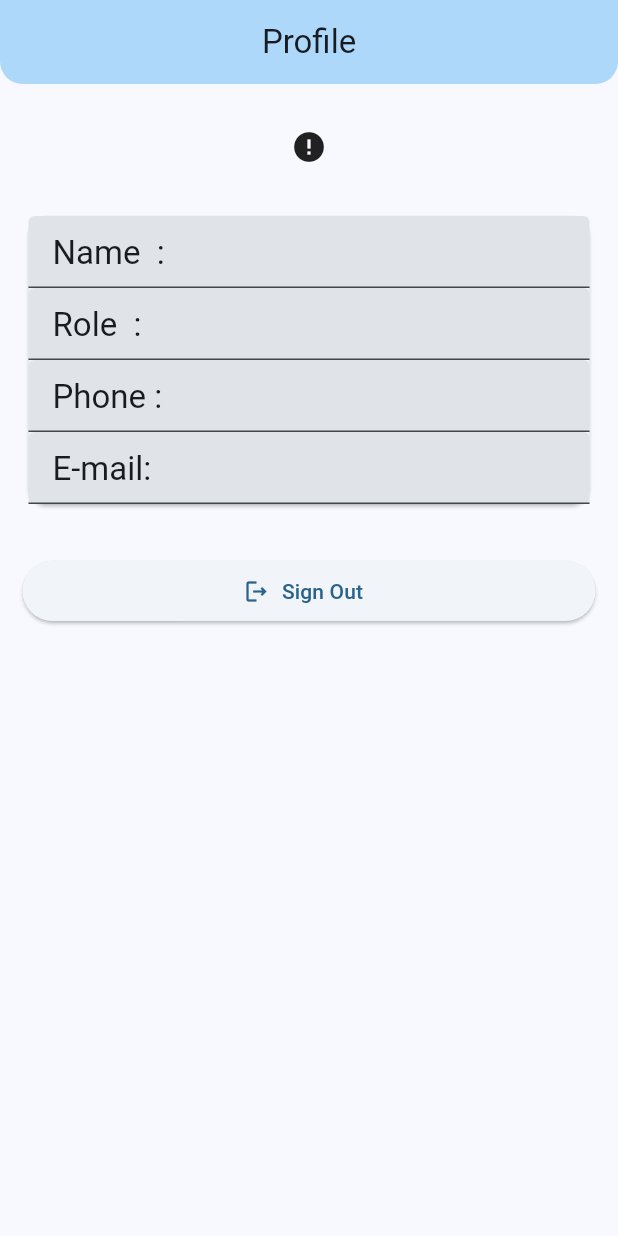
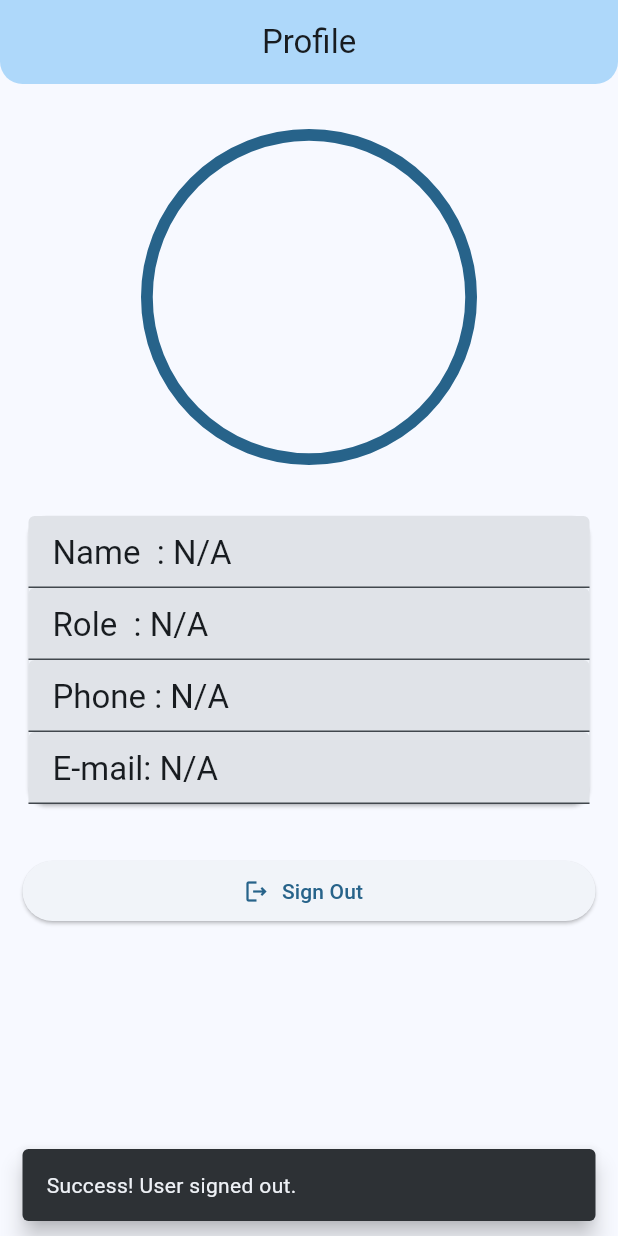
Before and after one commit to metaspook/su_research_and_thesis_book, a Flutter app: the ProfilePage screen opened by its route, after a tap on "Sign Out", on a phone screen of 412 x 824 dp. Run offline on Flutter 3.47's test engine with Material 2 defaults, Android fonts, the phone set to English and light mode, and no system bars; drawn by our look-alikes of cached_network_image; our stand-ins replace bloc, connectivity_plus, equatable, file_picker, firebase_auth, firebase_core and 8 more; missing offline and left inert: flutter_cached_pdfview; accounts and stored records are empty; generated files the repository leaves out were written again; Roboto replaces fonts that are missing (Ubuntu); key blocks and very long unbroken strings in the code were emptied for the run.

Commit message:
update cubit app, repo auth, user

```diff
--- a/lib/app/cubit/app_cubit.dart
+++ b/lib/app/cubit/app_cubit.dart
@@ -11,17 +11,10 @@ class AppCubit extends Cubit<AppState> {
   AppCubit({required AuthRepo authRepo, required AppUserRepo appUserRepo})
       : _authRepo = authRepo,
         _appUserRepo = appUserRepo,
-        super(const AppState());
-
-  final AuthRepo _authRepo;
-  final AppUserRepo _appUserRepo;
-  late final StreamSubscription<User?> _userSubscription;
-
-  // AuthUser, DBUser, AppUser
-
-  void initAuth() {
-    // Get authUser.
+        super(const AppState()) {
+    //-- Initialize Authentication.
     _userSubscription = _authRepo.userStream.listen((user) async {
+      // Check authUser from stream.
       if (user != null) {
         // Get appUser by authUser's id.
         final appUserRecord = await _appUserRepo.read(user.uid);
@@ -45,6 +38,10 @@ class AppCubit extends Cubit<AppState> {
     });
   }
 
+  final AuthRepo _authRepo;
+  final AppUserRepo _appUserRepo;
+  late final StreamSubscription<User?> _userSubscription;
+
   @override
   Future<void> close() {
     _userSubscription.cancel();
--- a/lib/app/cubit/app_state.dart
+++ b/lib/app/cubit/app_state.dart
@@ -1,17 +1,23 @@
 part of 'app_cubit.dart';
 
-enum AppStatus { authenticated, unauthenticated }
+enum AppStatus {
+  authenticated,
+  unauthenticated;
+
+  bool get isAuthenticated => this == AppStatus.authenticated;
+  bool get isUnauthenticated => this == AppStatus.unauthenticated;
+}
 
 final class AppState extends Equatable {
   const AppState({
     this.status = AppStatus.unauthenticated,
     this.statusMsg = '',
-    this.user,
+    this.user = AppUser.empty,
   });
 
   final AppStatus status;
   final String statusMsg;
-  final AppUser? user;
+  final AppUser user;
 
   AppState copyWith({
     AppStatus? status,
--- a/lib/app/view/app.dart
+++ b/lib/app/view/app.dart
@@ -11,11 +11,10 @@ class App extends StatelessWidget {
 
   @override
   Widget build(BuildContext context) {
-    final router = AppRouter();
     return MultiRepositoryProvider(
       providers: [
         RepositoryProvider<AuthRepo>(
-          create: (context) => const AuthRepo(),
+          create: (context) => AuthRepo(),
         ),
         RepositoryProvider<AppUserRepo>(
           create: (context) => const AppUserRepo(),
@@ -25,24 +24,26 @@ class App extends StatelessWidget {
         create: (context) => AppCubit(
           authRepo: context.read<AuthRepo>(),
           appUserRepo: context.read<AppUserRepo>(),
-        )..initAuth(),
-        child: AppView(router: router),
+        ),
+        child: const AppView(),
       ),
     );
   }
 }
 
 class AppView extends StatelessWidget {
-  const AppView({
-    required this.router,
-    super.key,
-  });
-
-  final AppRouter router;
+  const AppView({super.key});
 
   @override
   Widget build(BuildContext context) {
+    // Configure authentication based router's initialLocation.
+    final isAuthenticated =
+        context.select((AppCubit cubit) => cubit.state.status.isAuthenticated);
+    final initialLocation =
+        isAuthenticated ? AppRouter.home.path : AppRouter.auth.path;
+    final router = AppRouter(initialLocation: initialLocation);
     return MaterialApp.router(
+      title: 'SU Thesis Book',
       debugShowCheckedModeBanner: false,
       theme: AppThemes.light(),
       darkTheme: AppThemes.dark(),
--- a/lib/bootstrap.dart
+++ b/lib/bootstrap.dart
@@ -1,8 +1,8 @@
 import 'dart:async';
 import 'dart:developer';
 
+import 'package:firebase_auth/firebase_auth.dart';
 import 'package:firebase_core/firebase_core.dart';
-import 'package:firebase_database/firebase_database.dart';
 import 'package:flutter/foundation.dart';
 import 'package:flutter/widgets.dart';
 import 'package:hydrated_bloc/hydrated_bloc.dart';
@@ -38,7 +38,7 @@ Future<void> bootstrap(FutureOr<Widget> Function() builder) async {
   await Firebase.initializeApp(
     options: DefaultFirebaseOptions.currentPlatform,
   );
-  FirebaseDatabase.instance.setPersistenceEnabled(true);
+  await FirebaseAuth.instance.authStateChanges().first;
   //-- HydratedBloc config
   HydratedBloc.storage = await HydratedStorage.build(
     storageDirectory: kIsWeb
--- a/lib/modules/auth/sign_in/view/sign_in_view.dart
+++ b/lib/modules/auth/sign_in/view/sign_in_view.dart
@@ -110,8 +110,8 @@ class _SignInViewState extends State<SignInView> {
             // Proceed button
             SignInBlocListener(
               listenWhen: (previous, current) =>
-                  // previous.statusMsg != current.statusMsg,
-                  current.status == SignInStatus.success ||
+                  previous != current &&
+                      current.status == SignInStatus.success ||
                   current.status == SignInStatus.failure,
               listener: (context, state) {
                 final snackBar = SnackBar(
--- a/lib/modules/profile/cubit/profile_cubit.dart
+++ b/lib/modules/profile/cubit/profile_cubit.dart
@@ -1,6 +1,7 @@
 import 'package:bloc/bloc.dart';
 import 'package:equatable/equatable.dart';
 import 'package:su_thesis_book/shared/repositories/repositories.dart';
+import 'package:su_thesis_book/utils/extensions.dart';
 
 part 'profile_state.dart';
 
@@ -22,6 +23,14 @@ class ProfileCubit extends Cubit<ProfileState> {
     emit(state.copyWith(status: ProfileStatus.loading));
     final errorMsg = await _authRepo.signOut();
     if (errorMsg == null) {
+      'signOut'.doPrint();
+      emit(
+        state.copyWith(
+          status: ProfileStatus.success,
+          statusMsg: 'Success! User signed out.',
+        ),
+      );
+    } else {
       emit(state.copyWith(status: ProfileStatus.failure, statusMsg: errorMsg));
     }
   }
--- a/lib/modules/profile/view/profile_page.dart
+++ b/lib/modules/profile/view/profile_page.dart
@@ -8,7 +8,7 @@ import 'package:su_thesis_book/shared/widgets/widgets.dart';
 import 'package:su_thesis_book/theme/theme.dart';
 
 typedef ProfileBlocSelector<T> = BlocSelector<ProfileCubit, ProfileState, T>;
-// typedef ProfileBlocListener = BlocListener<ProfileCubit, ProfileState>;
+typedef ProfileBlocListener = BlocListener<ProfileCubit, ProfileState>;
 typedef AppBlocSelector<T> = BlocSelector<AppCubit, AppState, T>;
 // typedef AppBlocListener = BlocListener<AppCubit, AppState>;
 
@@ -18,9 +18,6 @@ class ProfilePage extends StatelessWidget {
   @override
   Widget build(BuildContext context) {
     final cubit = context.read<ProfileCubit>();
-    // File('d:/lab/projects/su_thesis_book/assets/images/placeholder_user_01.jpg')
-    //     .readAsBytes()
-    //     .then(print);
     return Scaffold(
       appBar: AppBar(
         centerTitle: true,
@@ -73,10 +70,26 @@ class ProfilePage extends StatelessWidget {
                   },
                 ),
                 const SizedBox(height: 30),
-                ElevatedButton.icon(
-                  onPressed: cubit.signOut,
-                  icon: const Icon(Icons.logout_outlined),
-                  label: const Text('Sign Out'),
+                // Sign Out button
+                ProfileBlocListener(
+                  listenWhen: (previous, current) =>
+                      current.status == ProfileStatus.success ||
+                      current.status == ProfileStatus.failure,
+                  listener: (context, state) {
+                    final snackBar = SnackBar(
+                      backgroundColor: context
+                          .theme.snackBarTheme.backgroundColor
+                          ?.withOpacity(.25),
+                      behavior: SnackBarBehavior.floating,
+                      content: Text(state.statusMsg),
+                    );
+                    context.scaffoldMessenger.showSnackBar(snackBar);
+                  },
+                  child: ElevatedButton.icon(
+                    onPressed: cubit.signOut,
+                    icon: const Icon(Icons.logout_outlined),
+                    label: const Text('Sign Out'),
+                  ),
                 ),
               ],
             ),
--- a/lib/router/app_router.dart
+++ b/lib/router/app_router.dart
@@ -1,54 +1,37 @@
-// part of 'app_router.dart';
-
+import 'package:flutter/widgets.dart';
 import 'package:flutter_bloc/flutter_bloc.dart';
 import 'package:go_router/go_router.dart';
-import 'package:su_thesis_book/app/app.dart';
 import 'package:su_thesis_book/modules/auth/auth.dart';
 import 'package:su_thesis_book/modules/home/home.dart';
 import 'package:su_thesis_book/modules/profile/profile.dart';
 import 'package:su_thesis_book/shared/repositories/repositories.dart';
 
-// Exposes routing interface for view.
+// Exposes routing interface for views.
 export 'package:go_router/go_router.dart' show GoRouterHelper;
 
 final class AppRouter {
+  AppRouter({this.initialLocation, this.navigatorKey})
+      : config = GoRouter(
           //-- Register routes
-  final config = GoRouter(
-    // navigatorKey: ,
-    // initialLocation: home.path,
-    // initialLocation: auth.path,
           routes: <RouteBase>[
-      // root,
             home,
             auth,
             profile,
           ],
-    redirect: (context, state) {
-      final status = context.watch<AppCubit>().state.status;
-      return switch (status) {
-        AppStatus.authenticated => '/',
-        _ => '/auth',
-      };
-    },
-    // redirect: (context, state) {
-    //   final status = context.watch<AppCubit>().state.status;
-    //   final isAuthenticated = status == AppStatus.authenticated;
-    //   return isAuthenticated ? '/' : '/auth';
-    // },
+          initialLocation: initialLocation,
+          navigatorKey: navigatorKey,
         );
+
+  final GlobalKey<NavigatorState>? navigatorKey;
+  final String? initialLocation;
+  final GoRouter config;
 
   //-- Define routes
   // Home
   static final home = GoRoute(
     name: 'home',
     path: '/',
-    // redirect: (context, state) {
-    //   final status = context.watch<AppCubit>().state.status;
-    //   return switch (status) {
-    //     AppStatus.authenticated => '/',
-    //     _ => '/auth',
-    //   };
-    // },
+    // redirect: _redirect,
     builder: (context, state) {
       return const HomePage();
     },
@@ -57,16 +40,12 @@ final class AppRouter {
   static final auth = GoRoute(
     name: 'auth',
     path: '/auth',
-    // redirect: (context, state) {
-    //   final status = context.watch<AppCubit>().state.status;
-    //   final isAuthenticated = status == AppStatus.authenticated;
-    //   return isAuthenticated ? '/' : null;
-    // },
+    // redirect: _redirect,
     builder: (context, state) {
       return MultiRepositoryProvider(
         providers: [
           RepositoryProvider<AuthRepo>(
-            create: (context) => const AuthRepo(),
+            create: (context) => AuthRepo(),
           ),
           RepositoryProvider<AppUserRepo>(
             create: (context) => const AppUserRepo(),
@@ -95,6 +74,7 @@ final class AppRouter {
       );
     },
   );
+
   // Profile
   static final profile = GoRoute(
     name: 'profile',
@@ -103,7 +83,7 @@ final class AppRouter {
       return MultiRepositoryProvider(
         providers: [
           RepositoryProvider<AuthRepo>(
-            create: (context) => const AuthRepo(),
+            create: (context) => AuthRepo(),
           ),
           RepositoryProvider<AppUserRepo>(
             create: (context) => const AppUserRepo(),
@@ -123,4 +103,20 @@ final class AppRouter {
       );
     },
   );
+
+  // static FutureOr<String?> _redirect(
+  //   BuildContext context,
+  //   GoRouterState state,
+  // ) {
+  //   // AppStatus prevStatus;
+  //   final status = context.watch<AppCubit>().state.status;
+  //   'Path: ${state.path}, isAuthenticated: ${status.isAuthenticated}'.doPrint();
+  //   if (state.path == '/auth' && status.isAuthenticated) {
+  //     return '/';
+  //   } else if (state.path != '/auth' && status.isUnauthenticated) {
+  //     return '/auth';
+  //   }
+
+  //   return null;
+  // }
 }
--- a/lib/shared/repositories/app_user_repo.dart
+++ b/lib/shared/repositories/app_user_repo.dart
@@ -5,19 +5,21 @@ import 'dart:io';
 import 'package:firebase_database/firebase_database.dart';
 import 'package:firebase_storage/firebase_storage.dart';
 import 'package:su_thesis_book/shared/models/models.dart';
+import 'package:su_thesis_book/shared/services/services.dart';
 import 'package:su_thesis_book/utils/utils.dart';
-
-//-- Config
-const _errorMsgCreateUser = "Couldn't create the User!";
-const _errorMsgReadUser = "Couldn't read the User data!";
-const _errorMsgUpdateUser = "Couldn't update the User!";
-const _errorMsgDeleteUser = "Couldn't delete the User!";
 
 class AppUserRepo implements CrudAbstract<AppUser> {
   const AppUserRepo();
 
-  Reference get _storage => FirebaseStorage.instance.ref('photos');
-  DatabaseReference get _db => FirebaseDatabase.instance.ref('users');
+  //-- Config
+  static const _errorMsgCreateUser = "Couldn't create the User!";
+  static const _errorMsgReadUser = "Couldn't read the User data!";
+  static const _errorMsgUpdateUser = "Couldn't update the User!";
+  static const _errorMsgDeleteUser = "Couldn't delete the User!";
+
+  FirebaseService get _firebaseService => const FirebaseService();
+  DatabaseReference get _db => _firebaseService.db.ref('users');
+  Reference get _storage => _firebaseService.storage.ref('photos');
 
   //-- Public APIs
   /// Create user data to database.
--- a/lib/shared/repositories/auth_repo.dart
+++ b/lib/shared/repositories/auth_repo.dart
@@ -2,30 +2,33 @@ import 'dart:async';
 import 'dart:developer';
 
 import 'package:firebase_auth/firebase_auth.dart';
+import 'package:su_thesis_book/utils/utils.dart';
 
 export 'package:firebase_auth/firebase_auth.dart' show User;
 
-const _errorMsgSignIn = "Couldn't sign-in the user!";
-const _errorMsgSignUp = "Couldn't sign-up the user!";
-const _errorMsgSignOut = "Couldn't sign-out the user!";
+class AuthRepo {
+  AuthRepo() : _auth = FirebaseAuth.instance;
+  final FirebaseAuth _auth;
 
-class AuthRepo {
-  const AuthRepo();
-
-  FirebaseAuth get _auth => FirebaseAuth.instance;
+  //-- Config
+  static const _errorMsgSignIn = "Couldn't sign-in the user!";
+  static const _errorMsgSignUp = "Couldn't sign-up the user!";
+  static const _errorMsgSignOut = "Couldn't sign-out the user!";
 
   //-- Public APIs
   Stream<User?> get userStream => _auth.authStateChanges();
+  User? get currentUser => _auth.currentUser;
 
   Future<String?> signIn({
     required String email,
     required String password,
   }) async {
     try {
-      await _auth.signInWithEmailAndPassword(
+      final ss = await _auth.signInWithEmailAndPassword(
         email: email,
         password: password,
       );
+      ss.doPrint();
     } on FirebaseAuthException catch (e) {
       return const <String, String>{
         'invalid-email': 'Invalid email!',
--- a/lib/shared/repositories/role_repo.dart
+++ b/lib/shared/repositories/role_repo.dart
@@ -1,21 +1,23 @@
 import 'dart:developer';
 
 import 'package:firebase_database/firebase_database.dart';
+import 'package:su_thesis_book/shared/services/firebase_service.dart';
 import 'package:su_thesis_book/utils/utils.dart';
-
-//-- Config
-const _errorMsgRoleNotFound = 'User role not found!';
-const _errorMsgRolesNotFound = 'User roles not found!';
-const _errorMsgIndex = "Couldn't get index of the role!";
-const _errorMsgRole = "Couldn't get role of the index!";
-const _errorMsgRoles = "Couldn't get the user roles!";
-// user roles cache.
-List<String> _roles = const [];
 
 class RoleRepo {
   const RoleRepo();
 
-  DatabaseReference get _db => FirebaseDatabase.instance.ref('roles');
+  //-- Config
+  static const _errorMsgRoleNotFound = 'User role not found!';
+  static const _errorMsgRolesNotFound = 'User roles not found!';
+  static const _errorMsgIndex = "Couldn't get index of the role!";
+  static const _errorMsgRole = "Couldn't get role of the index!";
+  static const _errorMsgRoles = "Couldn't get the user roles!";
+  // user roles cache.
+  static List<String> _roles = const [];
+
+  FirebaseService get _firebaseService => const FirebaseService();
+  DatabaseReference get _db => _firebaseService.db.ref('roles');
 
   //-- Public APIs
   /// Get user role by index.
--- /dev/null
+++ b/lib/shared/services/firebase_service.dart
@@ -0,0 +1,15 @@
+import 'package:firebase_auth/firebase_auth.dart';
+import 'package:firebase_database/firebase_database.dart';
+import 'package:firebase_storage/firebase_storage.dart';
+
+final _auth = FirebaseAuth.instance;
+final _db = FirebaseDatabase.instance..setPersistenceEnabled(true);
+final _storage = FirebaseStorage.instance;
+
+class FirebaseService {
+  const FirebaseService();
+
+  FirebaseAuth get auth => _auth;
+  FirebaseDatabase get db => _db;
+  FirebaseStorage get storage => _storage;
+}
--- a/lib/shared/services/services.dart
+++ b/lib/shared/services/services.dart
@@ -1 +1,2 @@
+export 'firebase_service.dart';
 export 'web_api_service.dart';
```
Also changed, not shown: lib/shared/models/app_user.dart (+17 -27 lines). Lines whose indentation alone changed are shown as unchanged.
